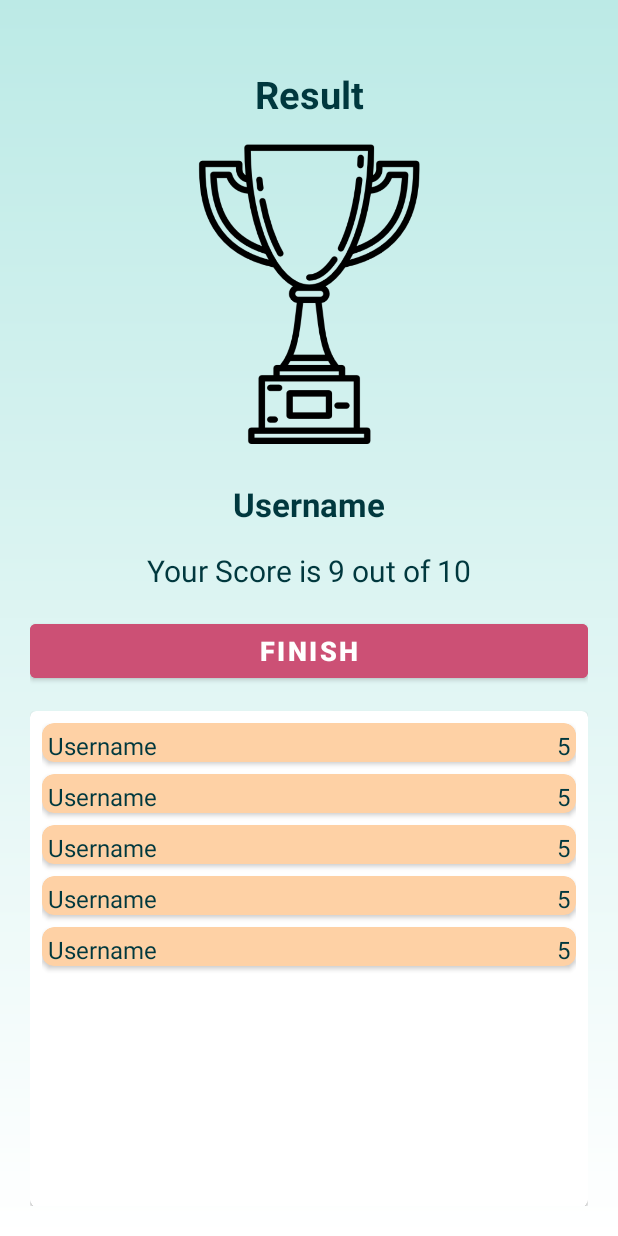
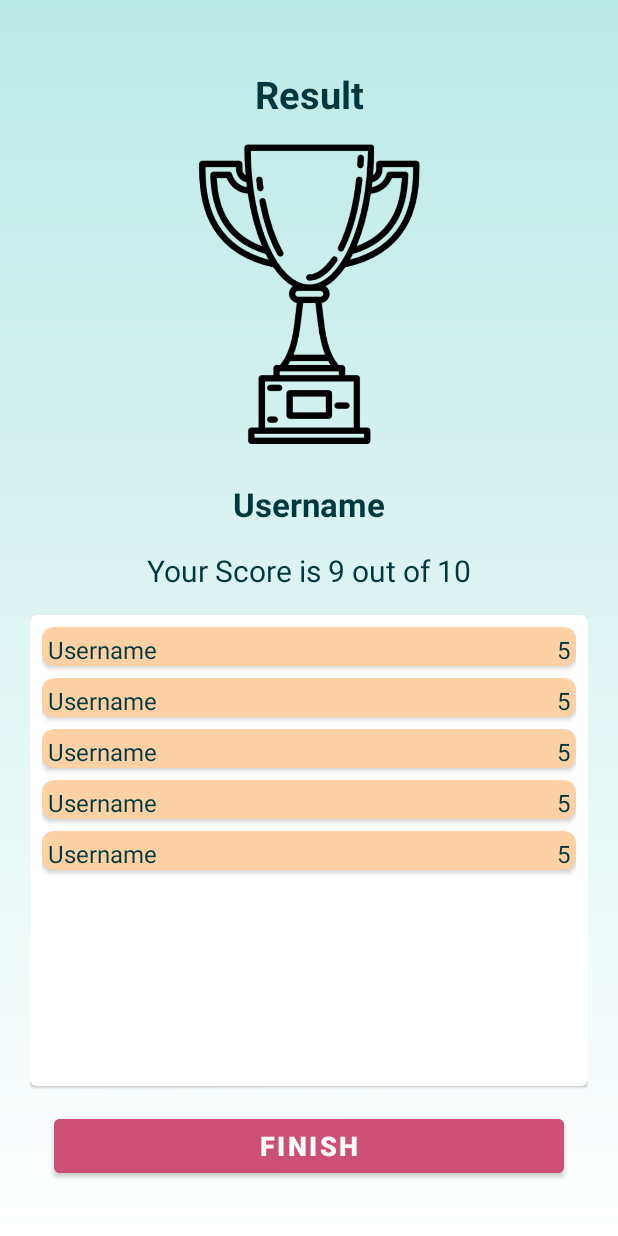
Before and after one commit to Vlada955/Quiz-App, an Android app: the layout activity_result.xml on its own in the app's theme, with its tools: preview values and no code run, on a phone screen of 412 x 824 dp. Run offline under Robolectric (Android 15) with nearby library versions, the phone set to English and light mode, and no system bars.

Commit message:
New README.md

```diff
--- a/app/src/main/res/layout/activity_result.xml
+++ b/app/src/main/res/layout/activity_result.xml
@@ -75,16 +75,18 @@
             android:textStyle="bold"
             app:layout_constraintEnd_toEndOf="parent"
             app:layout_constraintStart_toStartOf="parent"
-            app:layout_constraintTop_toBottomOf="@id/text_view_score" />
+            app:layout_constraintTop_toBottomOf="@id/material_card_view_scores"
+            app:layout_constraintBottom_toBottomOf="parent"
+            android:layout_margin="16dp"/>
 
     <com.google.android.material.card.MaterialCardView
         android:id="@+id/material_card_view_scores"
         android:layout_width="match_parent"
         android:layout_height="0dp"
         android:layout_marginTop="16dp"
-        android:layout_weight="2"
-        app:layout_constraintTop_toBottomOf="@id/button_finish"
-        app:layout_constraintBottom_toBottomOf="parent"
+        android:layout_weight="5"
+        app:layout_constraintTop_toBottomOf="@id/text_view_score"
+        app:layout_constraintBottom_toTopOf="@id/button_finish"
         app:layout_constraintStart_toStartOf="parent"
         app:layout_constraintEnd_toEndOf="parent">
 
@@ -99,6 +101,7 @@
                     android:id="@+id/card_view_first_card"
                     android:layout_width="match_parent"
                     android:layout_height="wrap_content"
+                    app:layout_constraintHorizontal_weight="1"
                     android:backgroundTint="@color/deep_peach"
                     android:orientation="horizontal"
                     app:cardCornerRadius="8dp"
@@ -140,6 +143,7 @@
                     android:id="@+id/card_view_second_card"
                     android:layout_width="match_parent"
                     android:layout_height="wrap_content"
+                    app:layout_constraintHorizontal_weight="1"
                     android:layout_marginTop="8dp"
                     android:backgroundTint="@color/deep_peach"
                     android:orientation="horizontal"
@@ -182,6 +186,7 @@
                     android:id="@+id/card_view_third_card"
                     android:layout_width="match_parent"
                     android:layout_height="wrap_content"
+                    app:layout_constraintHorizontal_weight="1"
                     android:layout_marginTop="8dp"
                     android:backgroundTint="@color/deep_peach"
                     android:orientation="horizontal"
@@ -224,6 +229,7 @@
                     android:id="@+id/card_view_fourth_card"
                     android:layout_width="match_parent"
                     android:layout_height="wrap_content"
+                    app:layout_constraintHorizontal_weight="1"
                     android:layout_marginTop="8dp"
                     android:backgroundTint="@color/deep_peach"
                     android:orientation="horizontal"
@@ -265,6 +271,7 @@
                     android:id="@+id/card_view_fifth_card"
                     android:layout_width="match_parent"
                     android:layout_height="wrap_content"
+                    app:layout_constraintHorizontal_weight="1"
                     android:layout_marginTop="8dp"
                     android:backgroundTint="@color/deep_peach"
                     android:orientation="horizontal"
```
Also changed, not shown: 4 other files.
